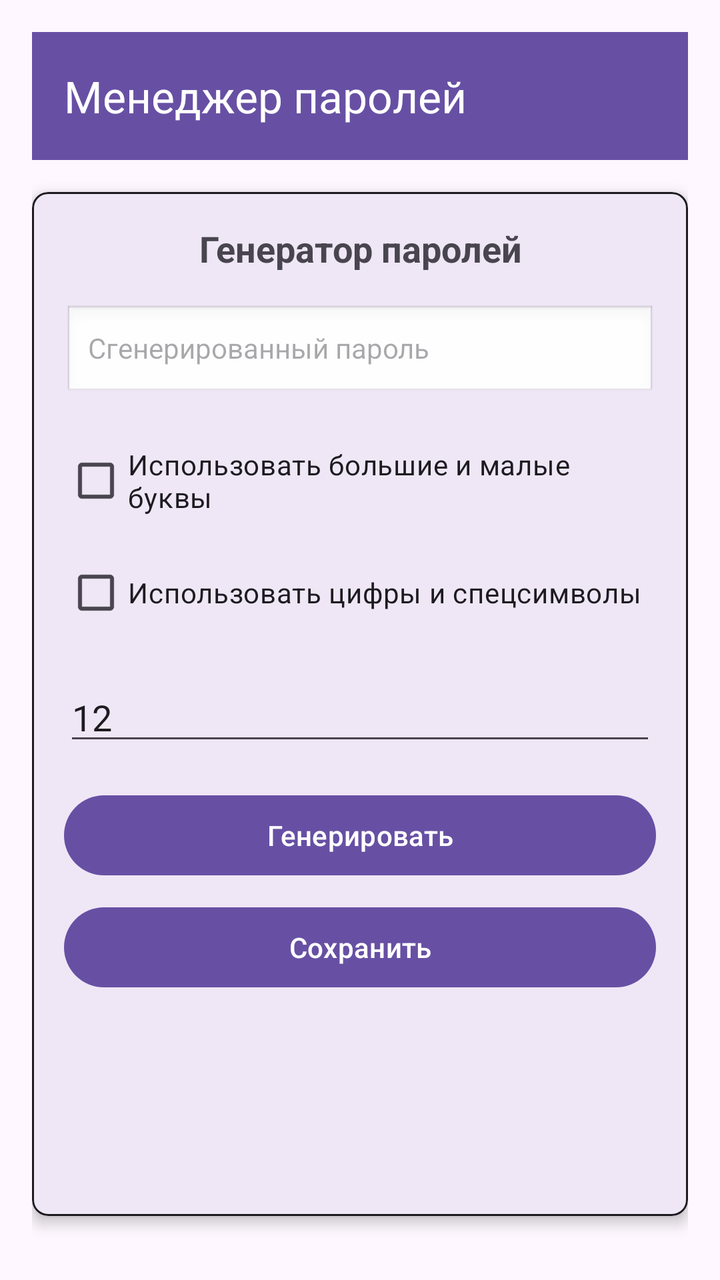
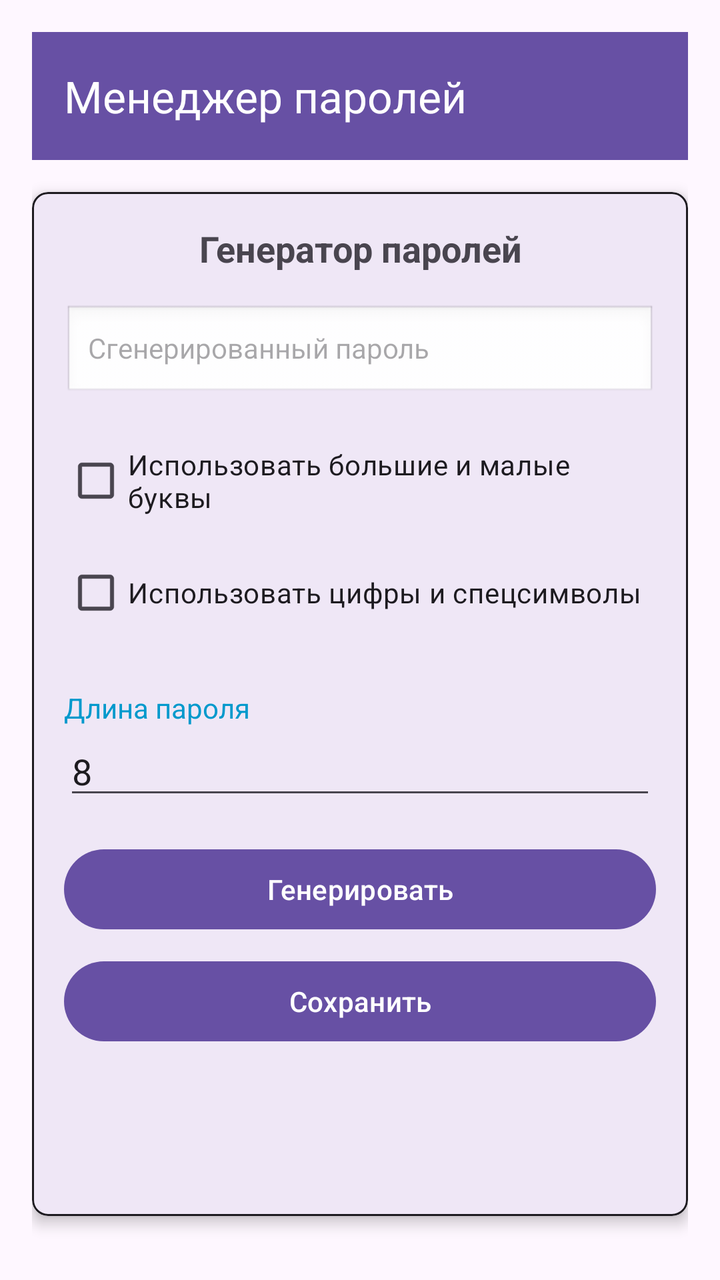

The first picture is an Android layout as it rendered before a commit; the second is the same layout after the commit. The layout source and the unified diff follow.
<!-- AndroidManifest.xml: activity theme Theme.PassManager -->
<!-- res/layout/activity_main.xml -->
<?xml version="1.0" encoding="utf-8"?>
<androidx.drawerlayout.widget.DrawerLayout xmlns:android="http://schemas.android.com/apk/res/android"
    xmlns:app="http://schemas.android.com/apk/res-auto"
    android:id="@+id/drawerLayout"
    android:layout_width="match_parent"
    android:layout_height="match_parent"
    android:fitsSystemWindows="true">

    
    <LinearLayout
        android:layout_width="match_parent"
        android:layout_height="match_parent"
        android:orientation="vertical"
        android:padding="16dp"
        android:fitsSystemWindows="true">

        
        <androidx.appcompat.widget.Toolbar
            android:id="@+id/toolbar"
            android:layout_width="match_parent"
            android:layout_height="?attr/actionBarSize"
            android:background="?attr/colorPrimary"
            android:theme="@style/ThemeOverlay.AppCompat.Dark.ActionBar"
            app:popupTheme="@style/ThemeOverlay.AppCompat.Light"
            app:title="Менеджер паролей"
            android:layout_marginBottom="16dp" />

        
        <com.google.android.material.card.MaterialCardView
            android:layout_width="match_parent"
            android:layout_height="match_parent"
            android:layout_marginBottom="16dp"
            app:cardElevation="4dp"
            app:cardCornerRadius="8dp"
            app:cardBackgroundColor="?attr/colorSurface"
            app:strokeColor="?attr/colorOnSurface"
            app:strokeWidth="1dp">

            <LinearLayout
                android:layout_width="match_parent"
                android:layout_height="wrap_content"
                android:orientation="vertical"
                android:padding="16dp">

                <TextView
                    android:layout_width="match_parent"
                    android:layout_height="wrap_content"
                    android:text="Генератор паролей"
                    android:textSize="18sp"
                    android:textStyle="bold"
                    android:gravity="center"
                    android:layout_marginBottom="16dp" />

                <TextView
                    android:id="@+id/generatedPasswordText"
                    android:layout_width="match_parent"
                    android:layout_height="wrap_content"
                    android:hint="Сгенерированный пароль"
                    android:background="@android:drawable/edit_text"
                    android:padding="12dp"
                    android:layout_marginBottom="16dp" />

                <CheckBox
                    android:id="@+id/useLettersCheckBox"
                    android:layout_width="match_parent"
                    android:layout_height="wrap_content"
                    android:text="Использовать большие и малые буквы"
                    android:layout_marginBottom="8dp" />

                <CheckBox
                    android:id="@+id/useDigitsAndSpecialCheckBox"
                    android:layout_width="match_parent"
                    android:layout_height="wrap_content"
                    android:text="Использовать цифры и спецсимволы"
                    android:layout_marginBottom="16dp" />

                <EditText
                    android:id="@+id/passwordLengthEditText"
                    android:layout_width="match_parent"
                    android:layout_height="wrap_content"
                    android:hint="Длина пароля"
                    android:inputType="number"
                    android:text="12"
                    android:layout_marginBottom="16dp" />

                <Button
                    android:id="@+id/generateButton"
                    android:layout_width="match_parent"
                    android:layout_height="wrap_content"
                    android:text="Генерировать"
                    android:layout_marginBottom="8dp" />

                <Button
                    android:id="@+id/saveButton"
                    android:layout_width="match_parent"
                    android:layout_height="wrap_content"
                    android:text="Сохранить" />

                <TextView
                    android:id="@+id/masterPasswordStatusText"
                    android:layout_width="match_parent"
                    android:layout_height="wrap_content"
                    android:text="Мастер-пароль не задан. Сохранение недоступно!"
                    android:textColor="@android:color/holo_red_dark"
                    android:gravity="center"
                    android:layout_marginTop="8dp"
                    android:visibility="gone" />

            </LinearLayout>

        </com.google.android.material.card.MaterialCardView>

    </LinearLayout>

    
    <com.google.android.material.navigation.NavigationView
        android:id="@+id/navigationView"
        android:layout_width="wrap_content"
        android:layout_height="match_parent"
        android:layout_gravity="start"
        app:headerLayout="@layout/nav_header"
        app:menu="@menu/drawer_menu" />

</androidx.drawerlayout.widget.DrawerLayout>
<!-- res/layout/nav_header.xml (included above) -->
<?xml version="1.0" encoding="utf-8"?>
<LinearLayout xmlns:android="http://schemas.android.com/apk/res/android"
    android:layout_width="match_parent"
    android:layout_height="100dp"
    android:orientation="vertical"
    android:padding="16dp"
    android:background="?attr/colorPrimary"
    android:theme="@style/ThemeOverlay.AppCompat.Dark">

    <TextView
        android:layout_width="match_parent"
        android:layout_height="wrap_content"
        android:text="Менеджер паролей"
        android:textAppearance="@style/TextAppearance.AppCompat.Body1"
        android:textSize="18sp" />

</LinearLayout>
<!-- resources referenced by this layout -->
<resources>
  <style name="Theme.PassManager" parent="Theme.Material3.DayNight.NoActionBar" />
</resources>

<!-- the commit's change to res/layout/activity_main.xml (unified diff, before → after) -->
@@ -74,13 +74,22 @@
                     android:text="Использовать цифры и спецсимволы"
                     android:layout_marginBottom="16dp" />
 
+                <TextView
+                    android:id="@+id/passwordLengthHint"
+                    android:layout_width="match_parent"
+                    android:layout_height="wrap_content"
+                    android:text="Длина пароля"
+                    android:textColor="@android:color/holo_blue_dark"
+                    android:gravity=""
+                    android:layout_marginTop="8dp" />
+
                 <EditText
                     android:id="@+id/passwordLengthEditText"
                     android:layout_width="match_parent"
                     android:layout_height="wrap_content"
                     android:hint="Длина пароля"
                     android:inputType="number"
-                    android:text="12"
+                    android:text="8"
                     android:layout_marginBottom="16dp" />
 
                 <Button
@@ -126,7 +135,7 @@
 <?xml version="1.0" encoding="utf-8"?>
 <LinearLayout xmlns:android="http://schemas.android.com/apk/res/android"
     android:layout_width="match_parent"
-    android:layout_height="100dp"
+    android:layout_height="?attr/actionBarSize"
     android:orientation="vertical"
     android:padding="16dp"
     android:background="?attr/colorPrimary"
